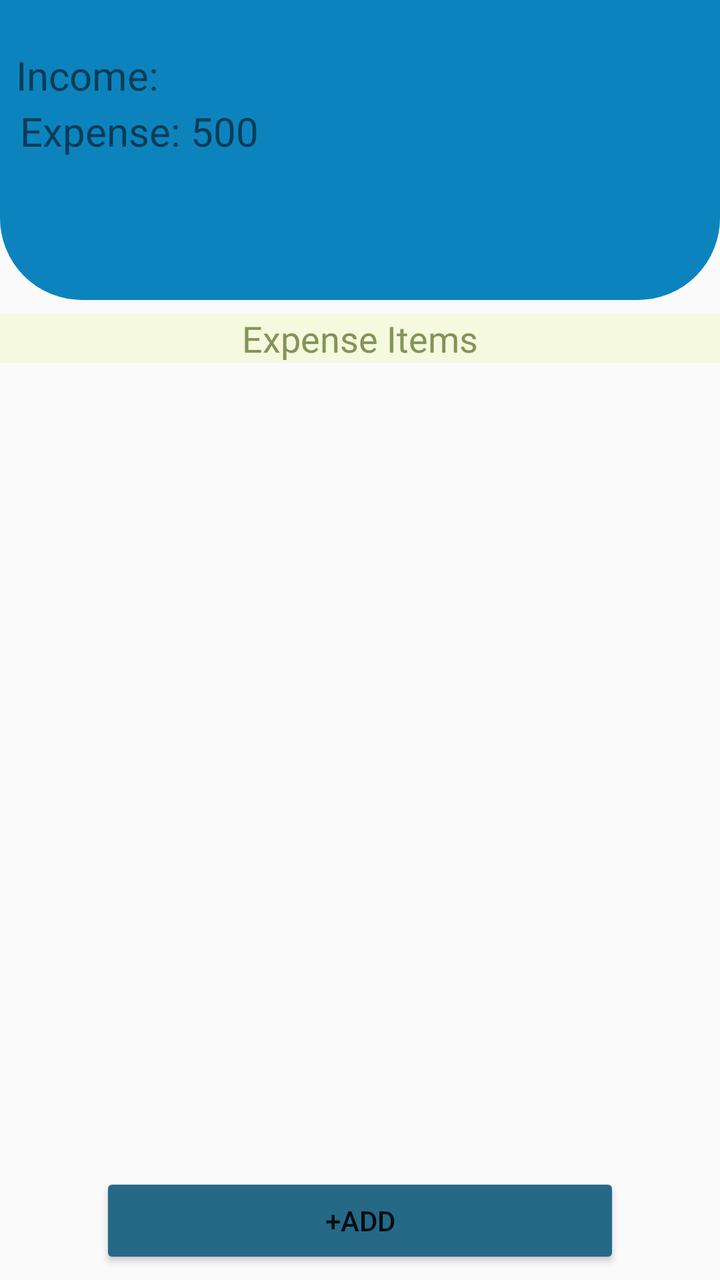
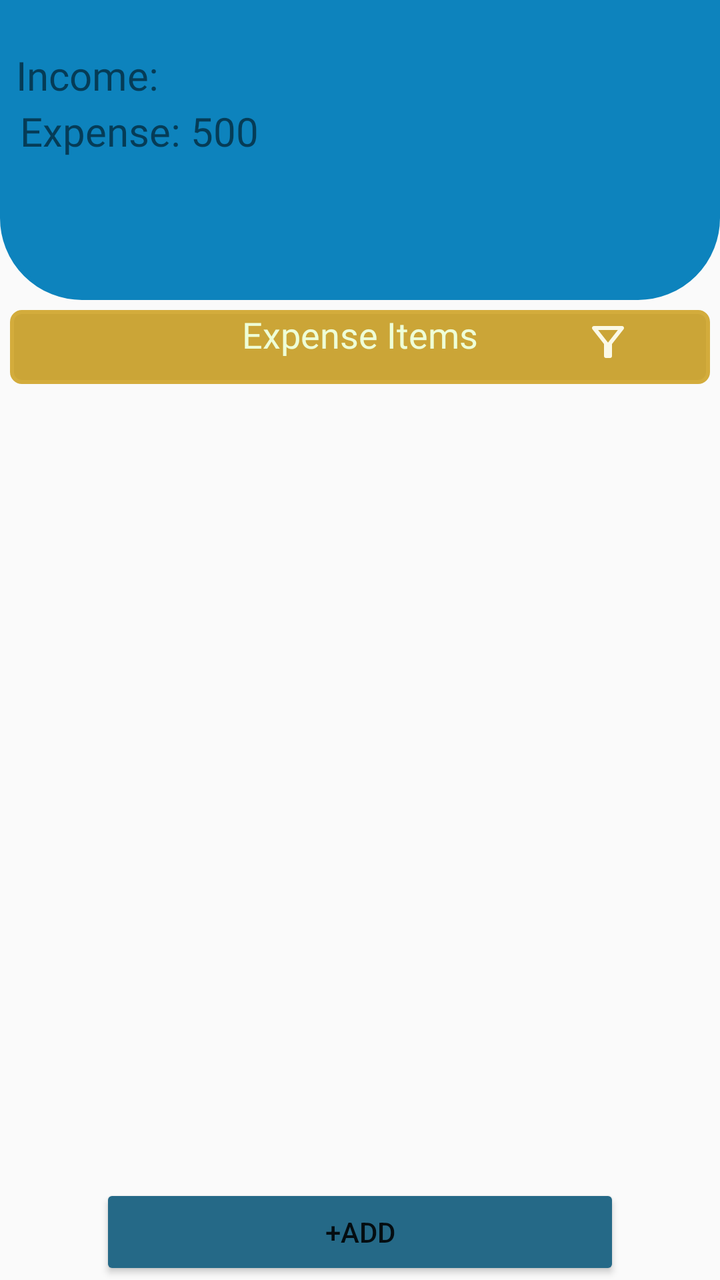

The first picture is an Android layout as it rendered before a commit; the second is the same layout after the commit. The layout source and the unified diff follow.
<!-- AndroidManifest.xml: application theme Theme.ExpenseTracker -->
<!-- res/layout/fragment_main.xml -->
<?xml version="1.0" encoding="utf-8"?>
<androidx.constraintlayout.widget.ConstraintLayout xmlns:android="http://schemas.android.com/apk/res/android"
    xmlns:tools="http://schemas.android.com/tools"
    android:layout_width="match_parent"
    android:layout_height="match_parent"
    xmlns:app="http://schemas.android.com/apk/res-auto"
    android:orientation="vertical"
    tools:context=".view.mainview.MainFragment">

    <androidx.constraintlayout.widget.ConstraintLayout
        android:id="@+id/fcons"
        android:layout_width="match_parent"
        android:layout_height="150dp"
        android:orientation="vertical"
        app:layout_constraintStart_toStartOf="parent"
        app:layout_constraintEnd_toEndOf="parent"
        app:layout_constraintTop_toTopOf="parent"
        android:background="@drawable/bottom_radius">

        <TextView
            android:id="@+id/t_income"
            android:layout_width="wrap_content"
            android:layout_height="wrap_content"
            android:layout_marginStart="8dp"
            android:layout_marginTop="24dp"
            android:fontFamily="@font/bakbak_one"
            android:text="@string/income"
            android:textSize="20sp"
            app:layout_constraintStart_toStartOf="parent"
            app:layout_constraintTop_toTopOf="parent" />

        <TextView
            android:id="@+id/i_amount"
            android:layout_width="wrap_content"
            android:layout_height="wrap_content"
            android:fontFamily="@font/bakbak_one"
            android:paddingStart="5dp"
            android:textSize="20sp"
            android:layout_marginTop="25dp"
            app:layout_constraintStart_toEndOf="@id/t_income"
            app:layout_constraintTop_toTopOf="parent"
            />

        <TextView
            android:id="@+id/t_expense"
            android:layout_width="wrap_content"
            android:layout_height="wrap_content"
            android:fontFamily="@font/bakbak_one"
            android:text="@string/expense"
            android:textSize="20sp"
            android:layout_marginStart="10dp"
            app:layout_constraintStart_toStartOf="parent"
            app:layout_constraintTop_toBottomOf="@id/i_amount"
            />

        <TextView
            android:id="@+id/et_examount"
            android:layout_width="wrap_content"
            android:layout_height="wrap_content"
            android:fontFamily="@font/bakbak_one"
            android:paddingHorizontal="5dp"
            android:text="@string/_500"
            android:textSize="20sp"
            app:layout_constraintStart_toEndOf="@id/t_expense"
            app:layout_constraintTop_toBottomOf="@id/i_amount"
            />

    </androidx.constraintlayout.widget.ConstraintLayout>


    <TextView
        android:id="@+id/today"
        android:layout_width="match_parent"
        android:layout_height="wrap_content"
        android:fontFamily="@font/alexandria_semibold"
        android:text="Expense Items"
        android:textSize="18sp"
        android:background="#F5F9DD"
        android:textColor="#829458"
        app:layout_constraintEnd_toEndOf="parent"
        app:layout_constraintStart_toStartOf="parent"
        app:layout_constraintTop_toBottomOf="@id/fcons"
        android:gravity="center"
        android:layout_marginTop="7dp"/>



    <androidx.recyclerview.widget.RecyclerView
        android:id="@+id/rc"
        android:layout_width="match_parent"
        android:layout_height="350dp"
        tools:listitem="@layout/user_itemslist"
        app:layoutManager="androidx.recyclerview.widget.LinearLayoutManager"
        app:layout_constraintStart_toStartOf="parent"
        app:layout_constraintTop_toBottomOf="@id/today"
        android:layout_marginTop="5dp"
        />

    <androidx.appcompat.widget.AppCompatButton
        android:id="@+id/click_btn"
        android:layout_width="match_parent"
        android:layout_height="wrap_content"
        android:text="+ADD"
        app:layout_constraintStart_toStartOf="parent"
        app:layout_constraintEnd_toEndOf="parent"
        app:layout_constraintTop_toBottomOf="@id/rc"
        android:layout_marginHorizontal="50dp"
        android:backgroundTint="#256987"
        app:cornerRadius="20dp"
        android:layout_marginTop="50dp"
        />
</androidx.constraintlayout.widget.ConstraintLayout>
<!-- res/layout/user_itemslist.xml (included above) -->
<?xml version="1.0" encoding="utf-8"?>
<androidx.cardview.widget.CardView xmlns:android="http://schemas.android.com/apk/res/android"
    android:layout_width="match_parent"
    android:layout_height="wrap_content"
    xmlns:app="http://schemas.android.com/apk/res-auto"
    android:backgroundTint="#135878"
    android:elevation="10dp"
    android:layout_marginHorizontal="20dp"
    android:layout_marginTop="25dp"
    app:cardCornerRadius="6dp"
    >

    <androidx.constraintlayout.widget.ConstraintLayout
        android:layout_width="match_parent"
        android:layout_height="wrap_content"

        >
        
        <TextView
            android:id="@+id/date"
            android:layout_width="wrap_content"
            android:layout_height="20dp"
            android:text="01/05/2026"
            android:textStyle="italic"
            android:textColor="#0DD8C7"
            app:layout_constraintStart_toStartOf="parent"
            app:layout_constraintEnd_toEndOf="parent"
            app:layout_constraintBottom_toTopOf="@id/food_lay"

            />

         <androidx.constraintlayout.widget.ConstraintLayout
             android:id="@+id/food_lay"
             android:layout_width="match_parent"
             android:layout_height="wrap_content"
             app:layout_constraintStart_toStartOf="parent"
             app:layout_constraintEnd_toEndOf="parent"
             app:layout_constraintTop_toTopOf="parent"
             android:layout_marginTop="30dp"
             >


             <TextView
                 android:id="@+id/t_food"
                 android:layout_width="fill_parent"
                 android:layout_height="wrap_content"
                 android:text="Food"
                 android:textSize="14sp"
                 android:textColor="@color/white"
                 android:textStyle="bold"
                 android:layout_marginLeft="65dp"
                 app:layout_constraintStart_toStartOf="parent"
                 app:layout_constraintTop_toTopOf="parent"
                 />

             <TextView
                 android:id="@+id/et_food"
                 android:layout_width="fill_parent"
                 android:layout_height="wrap_content"
                 android:text="2600"
                 android:textSize="14sp"
                 android:textColor="@color/white"
                 android:textStyle="bold"
                 android:layout_marginLeft="250dp"
                 app:layout_constraintStart_toEndOf="@id/t_food"
                 app:layout_constraintTop_toTopOf="parent"

                 />

         </androidx.constraintlayout.widget.ConstraintLayout>


        <androidx.constraintlayout.widget.ConstraintLayout
            android:id="@+id/medi_lay"
            android:layout_width="match_parent"
            android:layout_height="wrap_content"
            app:layout_constraintStart_toStartOf="parent"
            app:layout_constraintTop_toBottomOf="@id/food_lay"
            android:orientation="horizontal"
            >


            <TextView
                android:id="@+id/t_medi"
                android:layout_width="fill_parent"
                android:layout_height="wrap_content"
                android:text="Medical"
                android:textSize="14sp"
                android:textColor="@color/white"
                android:textStyle="bold"
                android:paddingLeft="65dp"
                android:layout_marginTop="5dp"
                app:layout_constraintStart_toStartOf="parent"
                app:layout_constraintTop_toTopOf="parent"
                />

            <TextView
                android:id="@+id/et_medi"
                android:layout_width="fill_parent"
                android:layout_height="wrap_content"
                android:text="2700"
                android:textSize="14sp"
                android:textColor="@color/white"
                android:textStyle="bold"
                android:layout_marginLeft="250dp"
                android:layout_marginTop="5dp"
                app:layout_constraintStart_toEndOf="@id/t_medi"
                app:layout_constraintTop_toTopOf="parent"

                />

        </androidx.constraintlayout.widget.ConstraintLayout>

        <androidx.constraintlayout.widget.ConstraintLayout
            android:id="@+id/travel_lay"
            android:layout_width="match_parent"
            android:layout_height="wrap_content"
            app:layout_constraintStart_toStartOf="parent"
            app:layout_constraintTop_toBottomOf="@id/medi_lay"
            android:orientation="horizontal"
            >


            <TextView
                android:id="@+id/t_travel"
                android:layout_width="fill_parent"
                android:layout_height="wrap_content"
                android:text="Travel"
                android:textSize="14sp"
                android:textColor="@color/white"
                android:textStyle="bold"
                android:paddingLeft="65dp"
                android:layout_marginTop="5dp"
                app:layout_constraintStart_toStartOf="parent"
                app:layout_constraintTop_toTopOf="parent"
                />

            <TextView
                android:id="@+id/et_travel"
                android:layout_width="fill_parent"
                android:layout_height="wrap_content"
                android:text="3000"
                android:textSize="14sp"
                android:textColor="@color/white"
                android:textStyle="bold"
                android:layout_marginTop="5dp"
                android:layout_marginLeft="250dp"
                app:layout_constraintStart_toEndOf="@id/t_travel"
                app:layout_constraintTop_toTopOf="parent"

                />

        </androidx.constraintlayout.widget.ConstraintLayout>

        <androidx.constraintlayout.widget.ConstraintLayout
            android:id="@+id/transport_lay"
            android:layout_width="match_parent"
            android:layout_height="wrap_content"
            app:layout_constraintStart_toStartOf="parent"
            app:layout_constraintTop_toBottomOf="@id/travel_lay"
            android:orientation="horizontal"
            >


            <TextView
                android:id="@+id/t_transport"
                android:layout_width="fill_parent"
                android:layout_height="wrap_content"
                android:paddingLeft="65dp"
                android:text="transport"
                android:textColor="@color/white"
                android:textSize="14sp"
                android:textStyle="bold"
                android:layout_marginTop="5dp"
                app:layout_constraintStart_toStartOf="parent"
                app:layout_constraintTop_toTopOf="parent" />

            <TextView
                android:id="@+id/et_transport"
                android:layout_width="fill_parent"
                android:layout_height="wrap_content"
                android:text="14000"
                android:textSize="14sp"
                android:layout_marginTop="5dp"
                android:textColor="@color/white"
                android:textStyle="bold"
                android:layout_marginLeft="250dp"
                app:layout_constraintStart_toEndOf="@id/t_transport"
                app:layout_constraintTop_toTopOf="parent"

                />

        </androidx.constraintlayout.widget.ConstraintLayout>


        <androidx.constraintlayout.widget.ConstraintLayout
            android:id="@+id/bill_lay"
            android:layout_width="match_parent"
            android:layout_height="wrap_content"
            app:layout_constraintStart_toStartOf="parent"
            app:layout_constraintTop_toBottomOf="@id/transport_lay"
            android:orientation="horizontal"
            >


            <TextView
                android:id="@+id/t_bill"
                android:layout_width="fill_parent"
                android:layout_height="wrap_content"
                android:text="Mobile Bill"
                android:textSize="14sp"
                android:layout_marginTop="5dp"
                android:textColor="@color/white"
                android:textStyle="bold"
                android:paddingLeft="65dp"
                app:layout_constraintStart_toStartOf="parent"
                app:layout_constraintTop_toTopOf="parent"
                />

            <TextView
                android:id="@+id/et_bill"
                android:layout_width="fill_parent"
                android:layout_height="wrap_content"
                android:text="200"
                android:textSize="14sp"
                android:layout_marginTop="5dp"
                android:textColor="@color/white"
                android:textStyle="bold"
                android:layout_marginLeft="250dp"
                app:layout_constraintStart_toEndOf="@id/t_bill"
                app:layout_constraintTop_toTopOf="parent"

                />

        </androidx.constraintlayout.widget.ConstraintLayout>

        <androidx.constraintlayout.widget.ConstraintLayout
            android:id="@+id/clo_lay"
            android:layout_width="match_parent"
            android:layout_height="wrap_content"
            app:layout_constraintStart_toStartOf="parent"
            app:layout_constraintTop_toBottomOf="@id/bill_lay"
            android:orientation="horizontal"
            >


            <TextView
                android:id="@+id/t_clo"
                android:layout_width="fill_parent"
                android:layout_height="wrap_content"
                android:text="Clothers"
                android:textSize="14sp"
                android:layout_marginTop="5dp"
                android:textColor="@color/white"
                android:textStyle="bold"
                android:paddingLeft="65dp"
                app:layout_constraintStart_toStartOf="parent"
                app:layout_constraintTop_toTopOf="parent"
                />

            <TextView
                android:id="@+id/et_clo"
                android:layout_width="fill_parent"
                android:layout_height="wrap_content"
                android:text="200"
                android:textSize="14sp"
                android:layout_marginTop="5dp"
                android:textColor="@color/white"
                android:textStyle="bold"
                android:layout_marginLeft="250dp"
                app:layout_constraintStart_toEndOf="@id/t_clo"
                app:layout_constraintTop_toTopOf="parent"

                />

        </androidx.constraintlayout.widget.ConstraintLayout>

        <androidx.constraintlayout.widget.ConstraintLayout
            android:id="@+id/others_lay"
            android:layout_width="match_parent"
            android:layout_height="wrap_content"
            app:layout_constraintStart_toStartOf="parent"
            app:layout_constraintTop_toBottomOf="@id/clo_lay"
            android:orientation="horizontal"
            >


            <TextView
                android:id="@+id/t_others"
                android:layout_width="fill_parent"
                android:layout_height="wrap_content"
                android:text="Others"
                android:textSize="14sp"
                android:layout_marginTop="5dp"
                android:textColor="@color/white"
                android:textStyle="bold"
                android:paddingLeft="65dp"
                app:layout_constraintStart_toStartOf="parent"
                app:layout_constraintTop_toTopOf="parent"
                android:paddingBottom="5dp"
                />

            <TextView
                android:id="@+id/et_others"
                android:layout_width="fill_parent"
                android:layout_height="wrap_content"
                android:text="1900"
                android:textSize="14sp"
                android:layout_marginTop="5dp"
                android:textColor="@color/white"
                android:textStyle="bold"
                android:layout_marginLeft="250dp"
                app:layout_constraintStart_toEndOf="@id/t_others"
                app:layout_constraintTop_toTopOf="parent"
                android:paddingBottom="5dp"
                />

        </androidx.constraintlayout.widget.ConstraintLayout>

    </androidx.constraintlayout.widget.ConstraintLayout>

</androidx.cardview.widget.CardView>
<!-- resources referenced by this layout -->
<resources>
  <color name="white">#FFFFFFFF</color>
  <!-- drawable bottom_radius (drawable) -->
  <?xml version="1.0" encoding="utf-8"?>
  <shape xmlns:android="http://schemas.android.com/apk/res/android"
  
      android:shape="rectangle"
      >
  
      <corners
          android:bottomLeftRadius="40dp"
          android:bottomRightRadius="40dp"
          />
  
      <stroke
         android:width="2dp"
          android:color="#0D83BD"
          />
  
      <solid
  
          android:color="#0D83BD"
  
          />
  
  </shape>
  <string name="_500">500</string>
  <string name="expense">Expense:</string>
  <string name="income">Income:</string>
  <style name="Theme.ExpenseTracker" parent="Base.Theme.ExpenseTracker" />
  <style name="Base.Theme.ExpenseTracker" parent="Theme.AppCompat.DayNight.DarkActionBar">
          <item name="android:statusBarColor">#0D83BD</item>
      </style>
</resources>

<!-- the commit's change to res/layout/fragment_main.xml (unified diff, before → after) -->
@@ -1,21 +1,23 @@
 <?xml version="1.0" encoding="utf-8"?>
 <androidx.constraintlayout.widget.ConstraintLayout xmlns:android="http://schemas.android.com/apk/res/android"
+    xmlns:app="http://schemas.android.com/apk/res-auto"
     xmlns:tools="http://schemas.android.com/tools"
     android:layout_width="match_parent"
     android:layout_height="match_parent"
-    xmlns:app="http://schemas.android.com/apk/res-auto"
     android:orientation="vertical"
     tools:context=".view.mainview.MainFragment">
+
 
     <androidx.constraintlayout.widget.ConstraintLayout
         android:id="@+id/fcons"
         android:layout_width="match_parent"
         android:layout_height="150dp"
+        android:background="@drawable/bottom_radius"
         android:orientation="vertical"
+        app:layout_constraintEnd_toEndOf="parent"
         app:layout_constraintStart_toStartOf="parent"
-        app:layout_constraintEnd_toEndOf="parent"
-        app:layout_constraintTop_toTopOf="parent"
-        android:background="@drawable/bottom_radius">
+        app:layout_constraintTop_toTopOf="parent">
+
 
         <TextView
             android:id="@+id/t_income"
@@ -33,25 +35,23 @@
             android:id="@+id/i_amount"
             android:layout_width="wrap_content"
             android:layout_height="wrap_content"
+            android:layout_marginTop="25dp"
             android:fontFamily="@font/bakbak_one"
             android:paddingStart="5dp"
             android:textSize="20sp"
-            android:layout_marginTop="25dp"
             app:layout_constraintStart_toEndOf="@id/t_income"
-            app:layout_constraintTop_toTopOf="parent"
-            />
+            app:layout_constraintTop_toTopOf="parent" />
 
         <TextView
             android:id="@+id/t_expense"
             android:layout_width="wrap_content"
             android:layout_height="wrap_content"
+            android:layout_marginStart="10dp"
             android:fontFamily="@font/bakbak_one"
             android:text="@string/expense"
             android:textSize="20sp"
-            android:layout_marginStart="10dp"
-            app:layout_constraintStart_toStartOf="parent"
-            app:layout_constraintTop_toBottomOf="@id/i_amount"
-            />
+            app:layout_constraintStart_toStartOf="parent"
+            app:layout_constraintTop_toBottomOf="@id/i_amount" />
 
         <TextView
             android:id="@+id/et_examount"
@@ -62,53 +62,70 @@
             android:text="@string/_500"
             android:textSize="20sp"
             app:layout_constraintStart_toEndOf="@id/t_expense"
-            app:layout_constraintTop_toBottomOf="@id/i_amount"
-            />
+            app:layout_constraintTop_toBottomOf="@id/i_amount" />
 
     </androidx.constraintlayout.widget.ConstraintLayout>
 
-
-    <TextView
-        android:id="@+id/today"
+    <androidx.constraintlayout.widget.ConstraintLayout
+        android:id="@+id/secoand_cons"
         android:layout_width="match_parent"
-        android:layout_height="wrap_content"
-        android:fontFamily="@font/alexandria_semibold"
-        android:text="Expense Items"
-        android:textSize="18sp"
-        android:background="#F5F9DD"
-        android:textColor="#829458"
+        android:layout_height="37dp"
+        android:background="@drawable/only_shape"
         app:layout_constraintEnd_toEndOf="parent"
         app:layout_constraintStart_toStartOf="parent"
         app:layout_constraintTop_toBottomOf="@id/fcons"
-        android:gravity="center"
-        android:layout_marginTop="7dp"/>
-
-
+        android:layout_marginTop="5dp"
+        android:layout_marginHorizontal="5dp">
+
+        <TextView
+            android:id="@+id/items_name"
+            android:layout_width="wrap_content"
+            android:layout_height="wrap_content"
+            android:fontFamily="@font/alexandria_semibold"
+            android:gravity="center"
+            android:text="Expense Items"
+            android:textColor="#EEFFD7"
+            android:textSize="18sp"
+            app:layout_constraintEnd_toEndOf="parent"
+            app:layout_constraintStart_toStartOf="parent"
+            app:layout_constraintTop_toTopOf="parent"/>
+
+        <androidx.appcompat.widget.Toolbar
+            android:id="@+id/drop_sortdata"
+            android:layout_width="wrap_content"
+            android:layout_height="20dp"
+            android:layout_marginLeft="25dp"
+            android:gravity="center"
+            app:layout_constraintStart_toEndOf="@id/items_name"
+            app:layout_constraintTop_toTopOf="parent"
+            app:menu="@menu/filter_menubar"
+            android:layout_marginTop="6dp"
+            />
+
+    </androidx.constraintlayout.widget.ConstraintLayout>
 
     <androidx.recyclerview.widget.RecyclerView
         android:id="@+id/rc"
         android:layout_width="match_parent"
         android:layout_height="350dp"
-        tools:listitem="@layout/user_itemslist"
         app:layoutManager="androidx.recyclerview.widget.LinearLayoutManager"
         app:layout_constraintStart_toStartOf="parent"
-        app:layout_constraintTop_toBottomOf="@id/today"
-        android:layout_marginTop="5dp"
+        app:layout_constraintTop_toBottomOf="@id/secoand_cons"
+        tools:listitem="@layout/user_itemslist"
         />
 
     <androidx.appcompat.widget.AppCompatButton
         android:id="@+id/click_btn"
         android:layout_width="match_parent"
         android:layout_height="wrap_content"
+        android:layout_marginHorizontal="50dp"
+        android:layout_marginTop="50dp"
+        android:backgroundTint="#256987"
         android:text="+ADD"
+        app:cornerRadius="20dp"
+        app:layout_constraintEnd_toEndOf="parent"
         app:layout_constraintStart_toStartOf="parent"
-        app:layout_constraintEnd_toEndOf="parent"
-        app:layout_constraintTop_toBottomOf="@id/rc"
-        android:layout_marginHorizontal="50dp"
-        android:backgroundTint="#256987"
-        app:cornerRadius="20dp"
-        android:layout_marginTop="50dp"
-        />
+        app:layout_constraintTop_toBottomOf="@id/rc" />
 </androidx.constraintlayout.widget.ConstraintLayout>
 <!-- res/layout/user_itemslist.xml (included above) -->
 <?xml version="1.0" encoding="utf-8"?>
<!-- resource entries referenced after the edit -->
@@ -25,6 +25,29 @@
           />
   
   </shape>
+  <!-- drawable only_shape (drawable) -->
+  <?xml version="1.0" encoding="utf-8"?>
+  <shape xmlns:android="http://schemas.android.com/apk/res/android"
+  
+      android:shape="rectangle"
+      >
+  
+      <corners
+        android:radius="5dp"
+          />
+  
+      <stroke
+         android:width="2dp"
+          android:color="#D3AC3C"
+          />
+  
+      <solid
+  
+          android:color="#CBA537"
+  
+          />
+  
+  </shape>
   <string name="_500">500</string>
   <string name="expense">Expense:</string>
   <string name="income">Income:</string>
